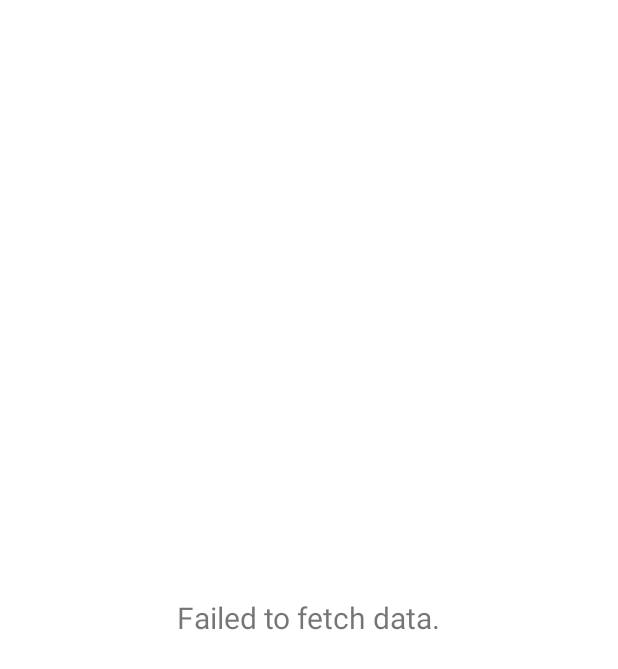
After one commit to Yash-Garg/HackerNews-KT, an Android app: the layout error_view.xml on its own in the app's theme, with its tools: preview values and no code run, on a phone screen of 412 x 824 dp. The commit adds this screen. Shown: the top 669 px of the screen. Run offline under Robolectric (Android 15) with nearby library versions, the phone set to English and light mode, and no system bars.

Commit message:
Add ontap for cards, loading and error views

```diff
--- a/app/src/main/AndroidManifest.xml
+++ b/app/src/main/AndroidManifest.xml
@@ -10,8 +10,7 @@
         android:label="@string/app_name"
         android:roundIcon="@mipmap/ic_launcher_round"
         android:supportsRtl="true"
-        android:theme="@style/Theme.HackerNews"
-        android:usesCleartextTraffic="true">
+        android:theme="@style/Theme.HackerNews">
         <activity
             android:name=".MainActivity"
             android:exported="true">
--- a/app/src/main/java/hack/er/news/adapter/ArticleAdapter.kt
+++ b/app/src/main/java/hack/er/news/adapter/ArticleAdapter.kt
@@ -1,5 +1,7 @@
 package hack.er.news.adapter
 
+import android.content.Intent
+import android.net.Uri
 import android.view.LayoutInflater
 import android.view.View
 import android.view.ViewGroup
@@ -29,6 +31,10 @@ class ArticleAdapter(private val articles: List<Article>) :
         val item = articles[position]
         holder.titleView.text = item.title
         holder.userName.text = item.user
+        holder.itemView.setOnClickListener {
+            val intent = Intent(Intent.ACTION_VIEW, Uri.parse(item.url))
+            holder.itemView.context.startActivity(intent)
+        }
     }
 
     override fun getItemCount(): Int = articles.size
--- a/app/src/main/java/hack/er/news/api/HNService.kt
+++ b/app/src/main/java/hack/er/news/api/HNService.kt
@@ -1,10 +1,9 @@
 package hack.er.news.api
 
 import hack.er.news.models.Article
-import retrofit2.Response
 import retrofit2.http.GET
 
 interface HNService {
     @GET("news?page=1")
-    suspend fun getArticles(): Response<List<Article>>
+    suspend fun getArticles(): List<Article>
 }
--- a/app/src/main/java/hack/er/news/repository/Repository.kt
+++ b/app/src/main/java/hack/er/news/repository/Repository.kt
@@ -2,10 +2,9 @@ package hack.er.news.repository
 
 import hack.er.news.api.RetrofitInstance
 import hack.er.news.models.Article
-import retrofit2.Response
 
 class Repository {
-    suspend fun getArticles(): Response<List<Article>> {
+    suspend fun getArticles(): List<Article> {
         return RetrofitInstance.api.getArticles()
     }
 }
--- a/app/src/main/java/hack/er/news/utils/Constants.kt
+++ b/app/src/main/java/hack/er/news/utils/Constants.kt
@@ -2,6 +2,6 @@ package hack.er.news.utils
 
 class Constants {
     companion object {
-        const val BASE_URL = "http://api.hackerwebapp.com"
+        const val BASE_URL = "https://api.hackerwebapp.com"
     }
 }
--- /dev/null
+++ b/app/src/main/res/layout/error_view.xml
@@ -0,0 +1,12 @@
+<?xml version="1.0" encoding="utf-8"?>
+<FrameLayout xmlns:android="http://schemas.android.com/apk/res/android"
+    android:layout_width="match_parent"
+    android:layout_height="match_parent">
+
+    <TextView
+        android:layout_width="wrap_content"
+        android:layout_height="wrap_content"
+        android:layout_gravity="center"
+        android:text="@string/error_message"
+        android:textSize="20sp" />
+</FrameLayout>
--- a/app/src/main/res/values/strings.xml
+++ b/app/src/main/res/values/strings.xml
@@ -1,3 +1,4 @@
 <resources>
     <string name="app_name">HackerNews</string>
+    <string name="error_message">Failed to fetch data.</string>
 </resources>
```
Also changed, not shown: app/src/main/java/hack/er/news/MainActivity.kt (+12 -8 lines), app/src/main/java/hack/er/news/MainViewModel.kt (+10 -5 lines), app/src/main/res/layout/activity_main.xml (+14 -0 lines), app/src/main/res/layout/news_article.xml (line endings or trailing spaces).
